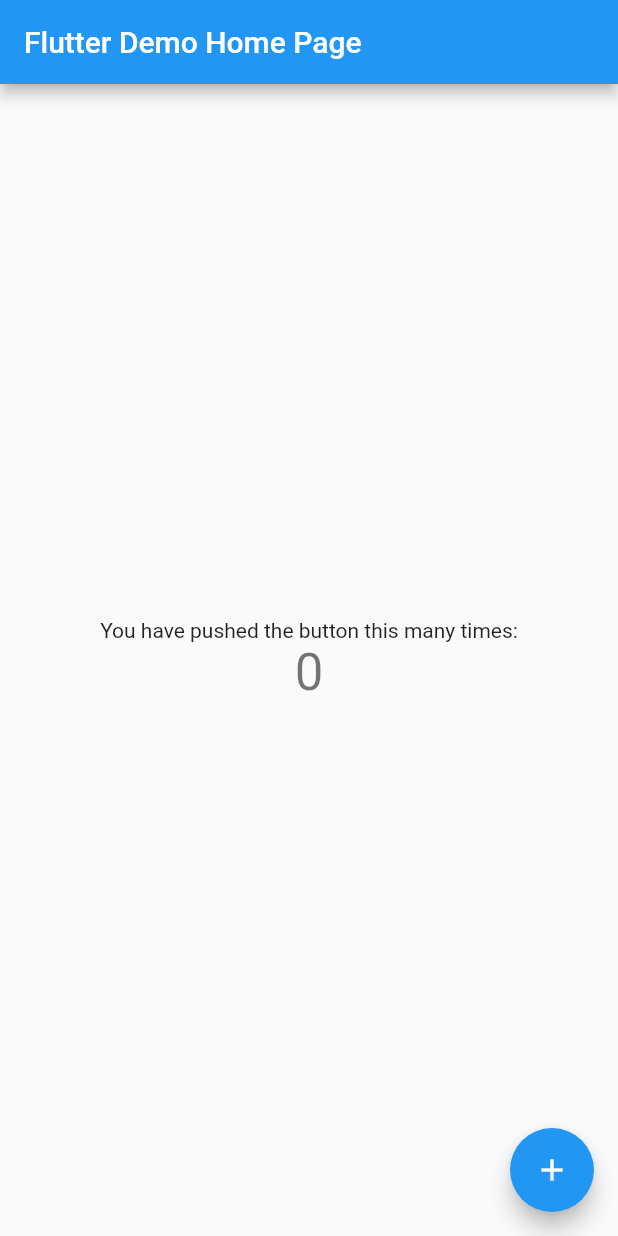
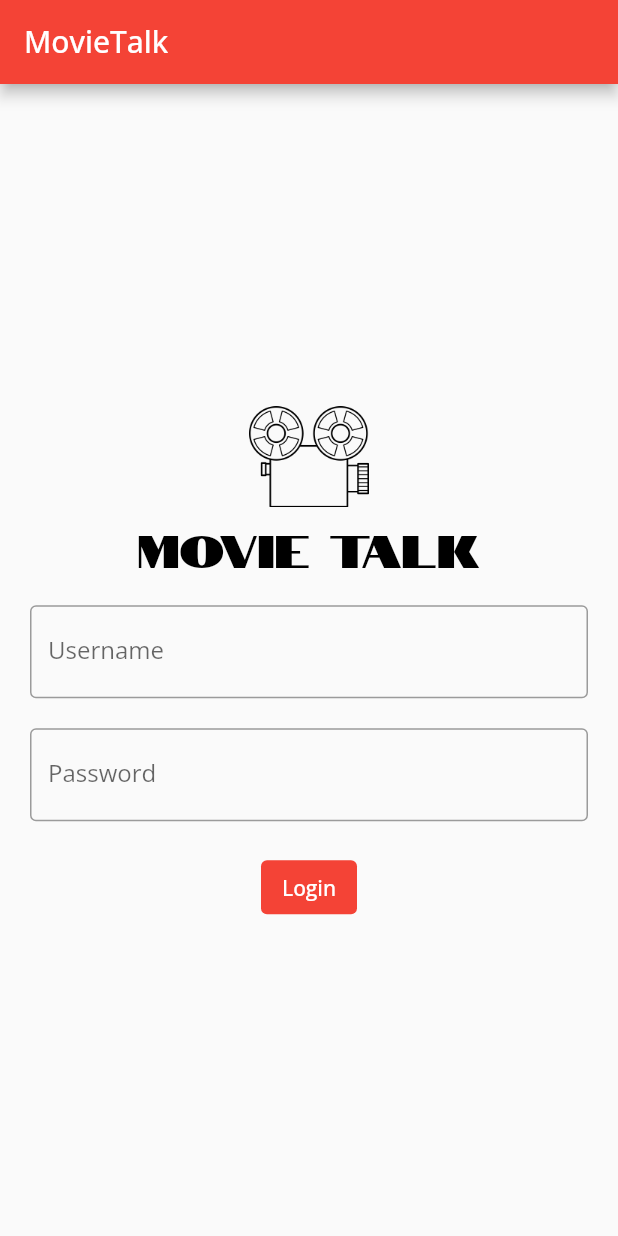
Before and after one commit to danielmbutler/MovieTalk-Flutter, a Flutter app: the screen it shows after launch, on a phone screen of 412 x 824 dp. Run offline on Flutter 3.47's test engine with Material 2 defaults, Android fonts, the phone set to English and light mode, and no system bars.

Commit message:
login scree design completed

```diff
--- a/app/lib/main.dart
+++ b/app/lib/main.dart
@@ -1,115 +1,23 @@
+import 'package:app/screens/login_screen.dart';
 import 'package:flutter/material.dart';
 
 void main() {
-  runApp(const MyApp());
+  runApp(MyApp());
 }
 
 class MyApp extends StatelessWidget {
-  const MyApp({Key? key}) : super(key: key);
 
   // This widget is the root of your application.
   @override
   Widget build(BuildContext context) {
     return MaterialApp(
-      title: 'Flutter Demo',
+      debugShowCheckedModeBanner: false,
+      title: 'MovieTalk',
       theme: ThemeData(
-        // This is the theme of your application.
-        //
-        // Try running your application with "flutter run". You'll see the
-        // application has a blue toolbar. Then, without quitting the app, try
-        // changing the primarySwatch below to Colors.green and then invoke
-        // "hot reload" (press "r" in the console where you ran "flutter run",
-        // or simply save your changes to "hot reload" in a Flutter IDE).
-        // Notice that the counter didn't reset back to zero; the application
-        // is not restarted.
-        primarySwatch: Colors.blue,
+        primarySwatch: Colors.red,
+        fontFamily: 'OpenSans'
       ),
-      home: const MyHomePage(title: 'Flutter Demo Home Page'),
+      home: LoginScreen(title: 'MovieTalk'),
     );
   }
 }
-
-class MyHomePage extends StatefulWidget {
-  const MyHomePage({Key? key, required this.title}) : super(key: key);
-
-  // This widget is the home page of your application. It is stateful, meaning
-  // that it has a State object (defined below) that contains fields that affect
-  // how it looks.
-
-  // This class is the configuration for the state. It holds the values (in this
-  // case the title) provided by the parent (in this case the App widget) and
-  // used by the build method of the State. Fields in a Widget subclass are
-  // always marked "final".
-
-  final String title;
-
-  @override
-  State<MyHomePage> createState() => _MyHomePageState();
-}
-
-class _MyHomePageState extends State<MyHomePage> {
-  int _counter = 0;
-
-  void _incrementCounter() {
-    setState(() {
-      // This call to setState tells the Flutter framework that something has
-      // changed in this State, which causes it to rerun the build method below
-      // so that the display can reflect the updated values. If we changed
-      // _counter without calling setState(), then the build method would not be
-      // called again, and so nothing would appear to happen.
-      _counter++;
-    });
-  }
-
-  @override
-  Widget build(BuildContext context) {
-    // This method is rerun every time setState is called, for instance as done
-    // by the _incrementCounter method above.
-    //
-    // The Flutter framework has been optimized to make rerunning build methods
-    // fast, so that you can just rebuild anything that needs updating rather
-    // than having to individually change instances of widgets.
-    return Scaffold(
-      appBar: AppBar(
-        // Here we take the value from the MyHomePage object that was created by
-        // the App.build method, and use it to set our appbar title.
-        title: Text(widget.title),
-      ),
-      body: Center(
-        // Center is a layout widget. It takes a single child and positions it
-        // in the middle of the parent.
-        child: Column(
-          // Column is also a layout widget. It takes a list of children and
-          // arranges them vertically. By default, it sizes itself to fit its
-          // children horizontally, and tries to be as tall as its parent.
-          //
-          // Invoke "debug painting" (press "p" in the console, choose the
-          // "Toggle Debug Paint" action from the Flutter Inspector in Android
-          // Studio, or the "Toggle Debug Paint" command in Visual Studio Code)
-          // to see the wireframe for each widget.
-          //
-          // Column has various properties to control how it sizes itself and
-          // how it positions its children. Here we use mainAxisAlignment to
-          // center the children vertically; the main axis here is the vertical
-          // axis because Columns are vertical (the cross axis would be
-          // horizontal).
-          mainAxisAlignment: MainAxisAlignment.center,
-          children: <Widget>[
-            const Text(
-              'You have pushed the button this many times:',
-            ),
-            Text(
-              '$_counter',
-              style: Theme.of(context).textTheme.headline4,
-            ),
-          ],
-        ),
-      ),
-      floatingActionButton: FloatingActionButton(
-        onPressed: _incrementCounter,
-        tooltip: 'Increment',
-        child: const Icon(Icons.add),
-      ), // This trailing comma makes auto-formatting nicer for build methods.
-    );
-  }
-}
--- /dev/null
+++ b/app/lib/screens/login_screen.dart
@@ -0,0 +1,32 @@
+import 'package:app/screens/widgets/login_box.dart';
+import 'package:flutter/cupertino.dart';
+import 'package:flutter/material.dart';
+
+class LoginScreen extends StatefulWidget {
+  LoginScreen({required this.title});
+
+  final String title;
+
+  @override
+  State<LoginScreen> createState() => _LoginScreen();
+}
+
+class _LoginScreen extends State<LoginScreen> {
+  @override
+  Widget build(BuildContext context) {
+    return Scaffold(
+      appBar: AppBar(
+        title: Text(
+          widget.title,
+          style: TextStyle(color: Colors.white),
+        ),
+      ),
+      body: SafeArea(
+        child: Align(
+          alignment: Alignment.center,
+          child: LoginBox(),
+        ),
+      ),
+    );
+  }
+}
--- /dev/null
+++ b/app/lib/screens/widgets/login_box.dart
@@ -0,0 +1,55 @@
+import 'package:app/utils/view_utils.dart';
+import 'package:flutter/cupertino.dart';
+import 'package:flutter/material.dart';
+
+class LoginBox extends StatefulWidget {
+  LoginBox();
+
+  @override
+  _LoginBoxState createState() => _LoginBoxState();
+}
+
+class _LoginBoxState extends State<LoginBox> {
+  @override
+  Widget build(BuildContext context) {
+    return Column(
+      mainAxisAlignment: MainAxisAlignment.center,
+      children: [
+        Image.asset('assets/images/movie_reel.png', height: 80, width: 80),
+        const Text(
+          "Movie Talk",
+          style: TextStyle(
+              color: Colors.black, fontSize: 30, fontFamily: 'Notable'),
+        ),
+        const Padding(
+            padding: EdgeInsets.all(20),
+            child: TextField(
+              decoration: InputDecoration(
+                border: OutlineInputBorder(),
+                labelText: 'Username',
+              ),
+            )),
+        const Padding(
+          padding: EdgeInsets.only(right: 20, left: 20, bottom: 20),
+          child: TextField(
+              obscureText: true,
+              decoration: InputDecoration(
+                border: OutlineInputBorder(),
+                labelText: 'Password',
+              )),
+        ),
+        TextButton(
+            style: ButtonStyle(backgroundColor: MaterialStateProperty.all(Colors.red)),
+            onPressed: login,
+            child: const Text(
+              "Login",
+              style: TextStyle(color: Colors.white),
+            ) )
+      ],
+    );
+  }
+
+  void login(){
+    ViewUtils.showSnackBar(context, "Logging In .....");
+  }
+}
--- /dev/null
+++ b/app/lib/utils/view_utils.dart
@@ -0,0 +1,12 @@
+
+import 'package:flutter/material.dart';
+
+class ViewUtils {
+
+  static void showSnackBar(BuildContext context, String message){
+     var snackBar = SnackBar(
+      content: Text(message),
+    );
+    ScaffoldMessenger.of(context).showSnackBar(snackBar);
+  }
+}
```
Also changed, not shown: app/pubspec.yaml (+10 -0 lines), app/assets/fonts/notable_regular.ttf (added), app/assets/fonts/open_sans_regular.ttf (added), app/assets/images/movie_reel.png (added).
